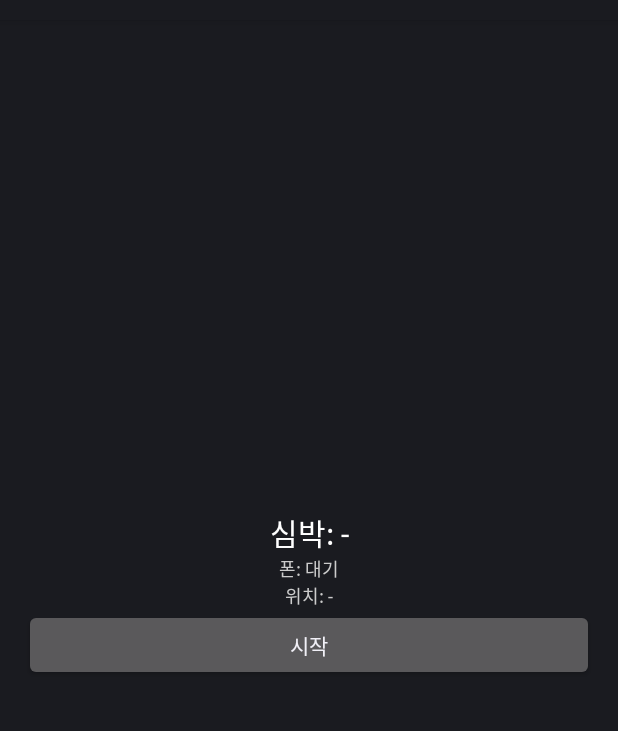
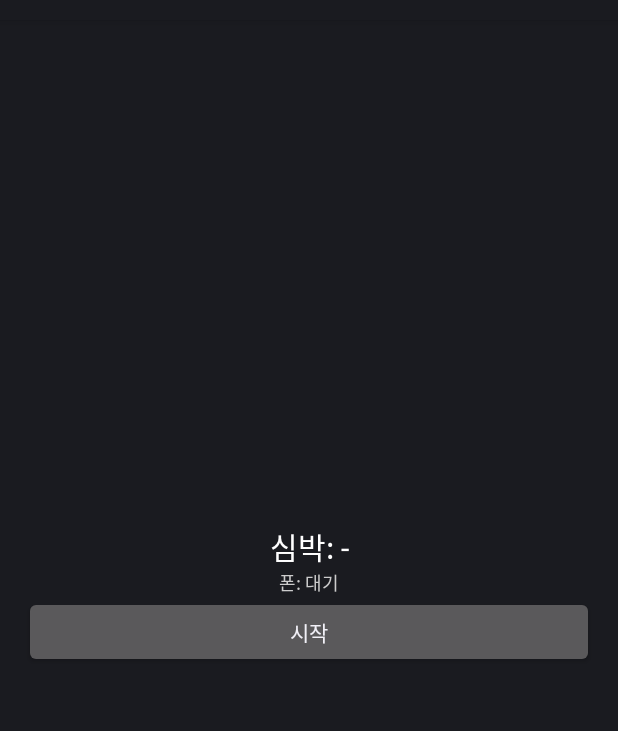
Before and after one commit to danny2217/Capstone_EMBRACE, an Android app: the screen it shows after launch (MainActivity), on a phone screen of 412 x 824 dp, the part 64-795 px from its top. Run offline under Robolectric (Android 15) with nearby library versions, the phone set to English and light mode, and no system bars; libraries missing offline, so code that uses them is left out: androidx.health.services.

Commit message:
Add files via upload

```diff
--- a/watch-app/app/src/main/java/com/embrace/watchhr/HrService.kt
+++ b/watch-app/app/src/main/java/com/embrace/watchhr/HrService.kt
@@ -1,16 +1,13 @@
 package com.embrace.watchhr
 
-import android.Manifest
 import android.app.Notification
 import android.app.NotificationChannel
 import android.app.NotificationManager
 import android.app.Service
 import android.content.Context
 import android.content.Intent
-import android.content.pm.PackageManager
 import android.content.pm.ServiceInfo
 import android.os.IBinder
-import android.os.SystemClock
 import androidx.core.content.ContextCompat
 import androidx.health.services.client.ExerciseUpdateCallback
 import androidx.health.services.client.HealthServices
@@ -23,18 +20,15 @@ import androidx.health.services.client.data.ExerciseConfig
 import androidx.health.services.client.data.ExerciseLapSummary
 import androidx.health.services.client.data.ExerciseType
 import androidx.health.services.client.data.ExerciseUpdate
-import androidx.health.services.client.data.LocationAccuracy
-import androidx.health.services.client.data.LocationAvailability
 import kotlin.math.roundToInt
 
 /**
  * 화면이 꺼져도 계속 도는 포그라운드 서비스.
- *   ExerciseClient(운동 세션) 로 심박·위치를 받고 → PhoneLink 로 아동용 폰 앱에 보낸다.
+ *   ExerciseClient(운동 세션) 로 심박을 받고 → PhoneLink 로 아동용 폰 앱에 보낸다.
  *   (v1 은 조끼 ESP 로 BLE 직접 전송. v2 부터는 폰이 조끼로 전달한다 — 11/22 설계 변경)
  *
  * 심박: 화면이 꺼지면 Health Services 가 묶어서(배치) 보낸다 → HEART_RATE_5_SECONDS 요청.
- * 위치: 같은 운동 세션에 DataType.LOCATION 을 함께 요청한다 (GPS 를 따로 켜는 코드가 필요 없다).
- *       위치 권한을 거부하면 심박만 보낸다. 위치는 LOC_EVERY_MS 마다 한 번만 보낸다 (배터리·트래픽).
+ * 위치: 워치에서는 보내지 않는다 (위치 전송 기능 제거).
  */
 class HrService : Service() {
 
@@ -42,7 +36,6 @@ class HrService : Service() {
         private const val CHANNEL_ID = "embrace_hr"
         private const val NOTI_ID = 1
         private const val ACTION_STOP = "com.embrace.watchhr.STOP"
-        private const val LOC_EVERY_MS = 10_000L
 
         @Volatile var isRunning = false
             private set
@@ -57,8 +50,6 @@ class HrService : Service() {
     private val exerciseClient by lazy { HealthServices.getClient(this).exerciseClient }
     private lateinit var link: PhoneLink
     @Volatile private var hrAvailable = true   // 워치가 "측정 불가(착용 안 함 등)" 라고 알리면 false
-    private var locationWanted = false         // 위치 권한이 있을 때만 true
-    private var lastLocSentMs = 0L
 
     private val callback = object : ExerciseUpdateCallback {
         override fun onExerciseUpdateReceived(update: ExerciseUpdate) {
@@ -69,35 +60,12 @@ class HrService : Service() {
                 link.sendHr(bpm, valid)
                 StatusBus.hr(bpm, valid)
             }
-
-            if (locationWanted) {
-                update.latestMetrics.getData(DataType.LOCATION).lastOrNull()?.let { dp ->
-                    val now = SystemClock.elapsedRealtime()
-                    if (now - lastLocSentMs >= LOC_EVERY_MS) {
-                        lastLocSentMs = now
-                        val acc = (dp.accuracy as? LocationAccuracy)?.horizontalPositionErrorMeters
-                        link.sendLocation(dp.value.latitude, dp.value.longitude, acc)
-                        StatusBus.loc(dp.value.latitude, dp.value.longitude, acc)
-                    }
-                }
-            }
         }
 
         override fun onAvailabilityChanged(dataType: DataType<*, *>, availability: Availability) {
             if (dataType == DataType.HEART_RATE_BPM && availability is DataTypeAvailability) {
                 hrAvailable = availability == DataTypeAvailability.AVAILABLE
                 if (!hrAvailable) StatusBus.hr(0, false)
-            }
-            if (availability is LocationAvailability) {
-                StatusBus.locStatus(
-                    when (availability) {
-                        LocationAvailability.ACQUIRED_UNTETHERED -> "위치: GPS 수신 중"
-                        LocationAvailability.ACQUIRED_TETHERED -> "위치: 폰 위치 사용 중"
-                        LocationAvailability.ACQUIRING -> "위치: GPS 찾는 중…"
-                        LocationAvailability.NO_GNSS -> "위치: GPS 없음"
-                        else -> "위치: 사용 불가"
-                    }
-                )
             }
         }
 
@@ -120,15 +88,9 @@ class HrService : Service() {
         }
         if (isRunning) return START_STICKY
 
-        locationWanted = checkSelfPermission(Manifest.permission.ACCESS_FINE_LOCATION) ==
-            PackageManager.PERMISSION_GRANTED
-        // 위치 권한이 없는데 LOCATION 타입으로 시작하면 SecurityException → 권한 있을 때만 붙인다
-        var fgsType = ServiceInfo.FOREGROUND_SERVICE_TYPE_HEALTH
-        if (locationWanted) fgsType = fgsType or ServiceInfo.FOREGROUND_SERVICE_TYPE_LOCATION
-        startForeground(NOTI_ID, buildNotification(), fgsType)
+        startForeground(NOTI_ID, buildNotification(), ServiceInfo.FOREGROUND_SERVICE_TYPE_HEALTH)
 
         isRunning = true
-        if (!locationWanted) StatusBus.locStatus("위치: 권한 없음 (심박만 전송)")
         link.start()
         startExercise()
         return START_STICKY
@@ -145,19 +107,10 @@ class HrService : Service() {
                     StatusBus.link("이 워치는 운동 중 심박을 지원하지 않음")
                     return@addListener
                 }
-                val supported = caps.getExerciseTypeCapabilities(type).supportedDataTypes
-                val gps = locationWanted && DataType.LOCATION in supported
-                if (locationWanted && !gps) StatusBus.locStatus("위치: 이 운동 종류는 GPS 미지원")
-
-                // LOCATION 을 요청하면 setIsGpsEnabled(true) 가 반드시 같이 있어야 한다 (반대도 마찬가지)
-                val dataTypes = buildSet<DataType<*, *>> {
-                    add(DataType.HEART_RATE_BPM)
-                    if (gps) add(DataType.LOCATION)
-                }
                 val builder = ExerciseConfig.builder(type)
-                    .setDataTypes(dataTypes)
+                    .setDataTypes(setOf(DataType.HEART_RATE_BPM))
                     .setIsAutoPauseAndResumeEnabled(false)
-                    .setIsGpsEnabled(gps)
+                    .setIsGpsEnabled(false)
                 if (BatchingMode.HEART_RATE_5_SECONDS in caps.supportedBatchingModeOverrides) {
                     builder.setBatchingModeOverrides(setOf(BatchingMode.HEART_RATE_5_SECONDS))
                 }
@@ -192,7 +145,6 @@ class HrService : Service() {
         exerciseClient.clearUpdateCallbackAsync(callback)
         link.stop()
         StatusBus.hr(0, false)
-        StatusBus.locStatus("위치: -")
         super.onDestroy()
     }
 
@@ -201,11 +153,11 @@ class HrService : Service() {
     private fun buildNotification(): Notification {
         val nm = getSystemService(NotificationManager::class.java)
         nm.createNotificationChannel(
-            NotificationChannel(CHANNEL_ID, "EMBRACE 심박·위치 전송", NotificationManager.IMPORTANCE_LOW)
+            NotificationChannel(CHANNEL_ID, "EMBRACE 심박 전송", NotificationManager.IMPORTANCE_LOW)
         )
         return Notification.Builder(this, CHANNEL_ID)
             .setContentTitle("EMBRACE")
-            .setContentText("폰으로 심박·위치 전송 중")
+            .setContentText("폰으로 심박 전송 중")
             .setSmallIcon(android.R.drawable.ic_menu_info_details)
             .setOngoing(true)
             .build()
--- a/watch-app/app/src/main/java/com/embrace/watchhr/MainActivity.kt
+++ b/watch-app/app/src/main/java/com/embrace/watchhr/MainActivity.kt
@@ -12,14 +12,13 @@ import android.widget.LinearLayout
 import android.widget.TextView
 
 /**
- * 화면 하나: 심박 / 폰 연결 상태 / 위치 / 시작·중지 버튼.
+ * 화면 하나: 심박 / 폰 연결 상태 / 시작·중지 버튼.
  * 레이아웃 XML 없이 코드로 만든다 → 템플릿이 무엇이든(Compose 든 아니든) 그대로 동작.
  */
 class MainActivity : Activity() {
 
     private lateinit var hrView: TextView
     private lateinit var linkView: TextView
-    private lateinit var locView: TextView
     private lateinit var button: Button
 
     // Wear OS 6(API 36) 부터 심박 권한 이름이 바뀌었다
@@ -27,12 +26,10 @@ class MainActivity : Activity() {
         get() = if (Build.VERSION.SDK_INT >= 36) "android.permission.health.READ_HEART_RATE"
                 else Manifest.permission.BODY_SENSORS
 
-    // 꼭 필요한 것 = 심박. 위치·알림은 없어도 심박 전송은 된다.
+    // 꼭 필요한 것 = 심박. 알림은 없어도 심박 전송은 된다.
     private val requestedPermissions: Array<String>
         get() = arrayOf(
             hrPermission,
-            Manifest.permission.ACCESS_FINE_LOCATION,
-            Manifest.permission.ACCESS_COARSE_LOCATION,   // API 31+ 는 FINE 과 같이 요청해야 한다
             Manifest.permission.POST_NOTIFICATIONS,
         )
 
@@ -40,7 +37,6 @@ class MainActivity : Activity() {
         super.onCreate(savedInstanceState)
         hrView = TextView(this).apply { textSize = 20f; gravity = Gravity.CENTER; setTextColor(Color.WHITE) }
         linkView = TextView(this).apply { textSize = 12f; gravity = Gravity.CENTER; setTextColor(Color.LTGRAY) }
-        locView = TextView(this).apply { textSize = 12f; gravity = Gravity.CENTER; setTextColor(Color.LTGRAY) }
         button = Button(this).apply { setOnClickListener { onButton() } }
         setContentView(LinearLayout(this).apply {
             orientation = LinearLayout.VERTICAL
@@ -48,7 +44,6 @@ class MainActivity : Activity() {
             setPadding(24, 24, 24, 24)
             addView(hrView)
             addView(linkView)
-            addView(locView)
             addView(button)
         })
     }
@@ -67,7 +62,6 @@ class MainActivity : Activity() {
     private fun render() {
         hrView.text = StatusBus.hrText
         linkView.text = StatusBus.linkText
-        locView.text = StatusBus.locText
         button.text = if (HrService.isRunning) "중지" else "시작"
     }
 
@@ -89,7 +83,7 @@ class MainActivity : Activity() {
             StatusBus.link("심박 권한이 필요합니다 (설정 > 애플리케이션)")
             return
         }
-        startHr()   // 위치 권한 여부는 HrService 가 다시 확인한다
+        startHr()
     }
 
     private fun startHr() {
```
